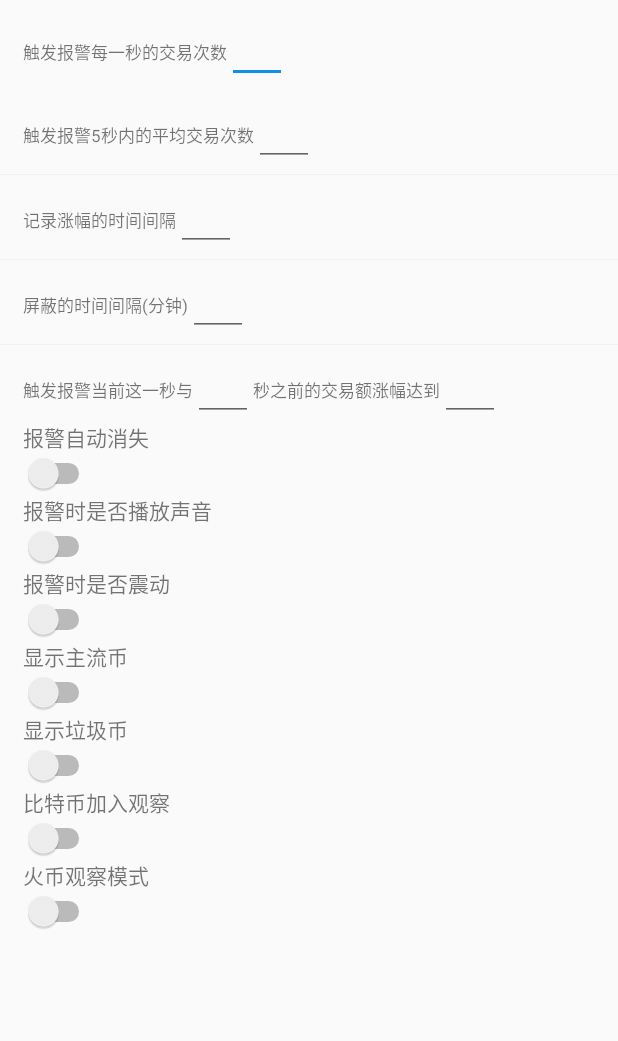
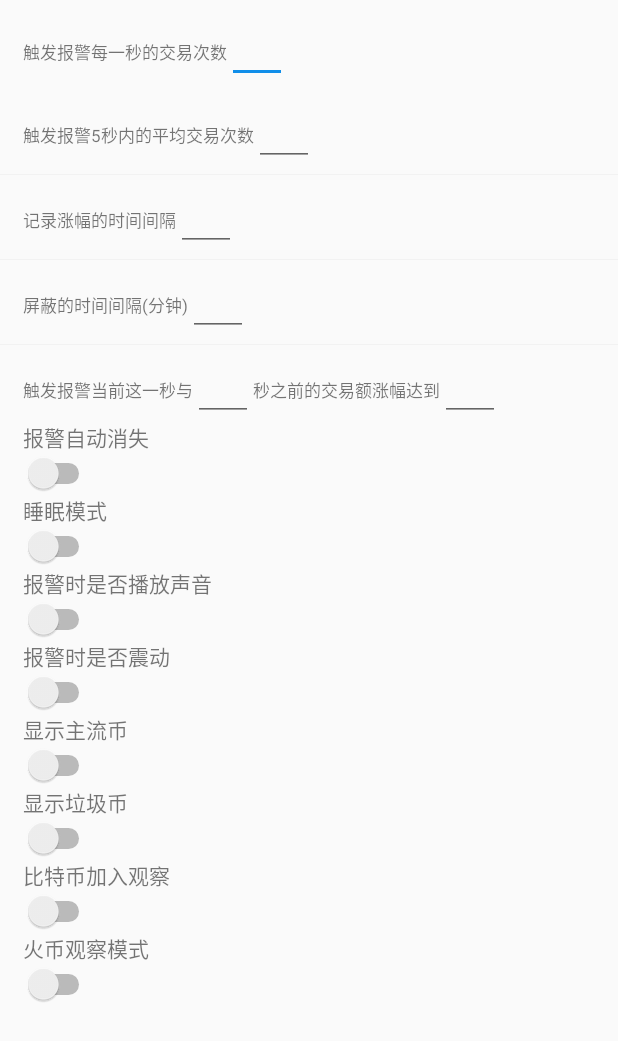
Before and after one commit to huzhipeng111/Coin, an Android app: the layout activity_config.xml on its own in the app's theme, with its tools: preview values and no code run, on a phone screen of 412 x 824 dp. Shown: the top 1041 px of the screen. Run offline under Robolectric (Android 15) with nearby library versions, the phone set to English and light mode, and no system bars.

Commit message:
更新了一大版本

```diff
--- a/app/src/main/java/com/huzhipeng/coin/application/AppConfig.kt
+++ b/app/src/main/java/com/huzhipeng/coin/application/AppConfig.kt
@@ -37,6 +37,7 @@ class AppConfig : MultiDexApplication() {
     var showZhuliu = true
     var alarmAutoDismiss = true
     var showSymbol = ""
+    var sleepModel = false
     var applicationHandler: Handler? = null
     lateinit var allSymbolMap : HashMap<String, SymbolAdapterEntity>
     lateinit var daoSsesion : DaoSession
@@ -64,6 +65,7 @@ class AppConfig : MultiDexApplication() {
         sortByGain24 = SpUtil.getBoolean(this, ConstantValue.sortByGain24, false)
         sortByGain5m = SpUtil.getBoolean(this, ConstantValue.sortByGain5m, false)
         alarmAutoDismiss = SpUtil.getBoolean(this, ConstantValue.alarmAutoDismiss, false)
+        sleepModel = SpUtil.getBoolean(this, ConstantValue.sleepModel, false)
         val helper = MySQLiteOpenHelper(this, "coin-db", null)
         daoSsesion = DaoMaster(helper.getWritableDatabase()).newSession()
         initResumeListener()
--- a/app/src/main/java/com/huzhipeng/coin/constant/ConstantValue.kt
+++ b/app/src/main/java/com/huzhipeng/coin/constant/ConstantValue.kt
@@ -17,4 +17,5 @@ object ConstantValue {
     var sortByGain5m = "sortByGain5m"
     var alarmAutoDismiss = "alarmAutoDismiss"
     var observationHuobi = "observationHuobi"
+    var sleepModel = "sleepModel"
 }
--- a/app/src/main/res/layout/activity_config.xml
+++ b/app/src/main/res/layout/activity_config.xml
@@ -152,6 +152,18 @@
         android:layout_width="wrap_content"
         android:layout_height="wrap_content"
         android:layout_marginLeft="@dimen/x30"
+        android:text="睡眠模式" />
+
+    <Switch
+        android:id="@+id/sleepModel"
+        android:layout_width="wrap_content"
+        android:layout_height="wrap_content"
+        android:layout_marginLeft="@dimen/x30" />
+
+    <TextView
+        android:layout_width="wrap_content"
+        android:layout_height="wrap_content"
+        android:layout_marginLeft="@dimen/x30"
         android:text="报警时是否播放声音" />
 
     <Switch
```
Also changed, not shown: app/src/main/assets/defaultCoinSet.json (+48 -0 lines), app/src/main/java/com/huzhipeng/coin/ui/activity/main/ConfigActivity.kt (+7 -1 lines), app/src/main/java/com/huzhipeng/coin/ui/activity/main/MainActivity.kt (+8 -2 lines).
